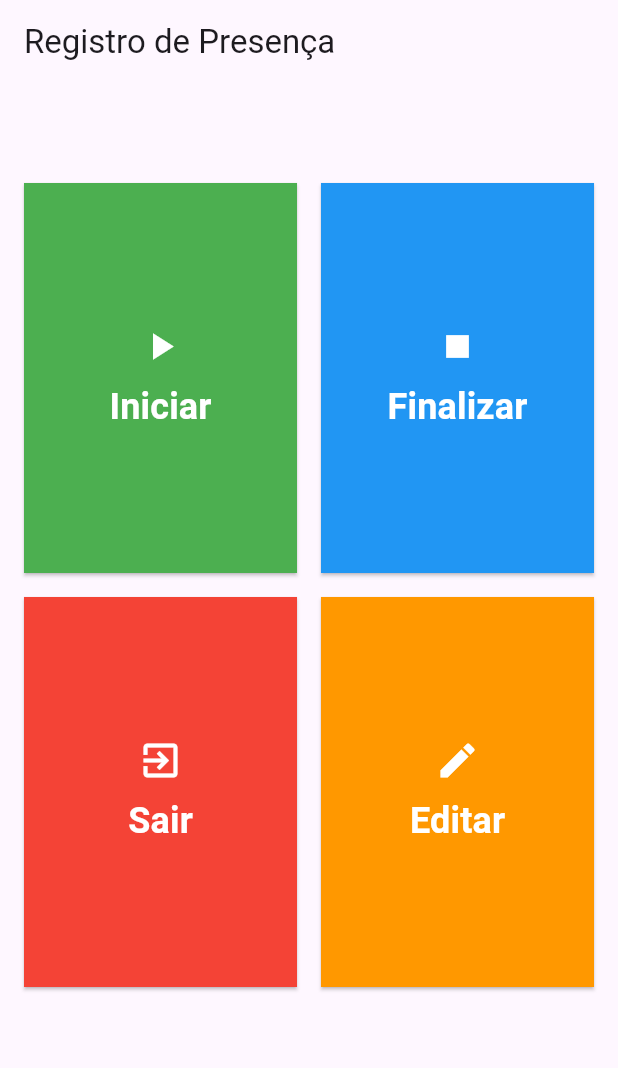
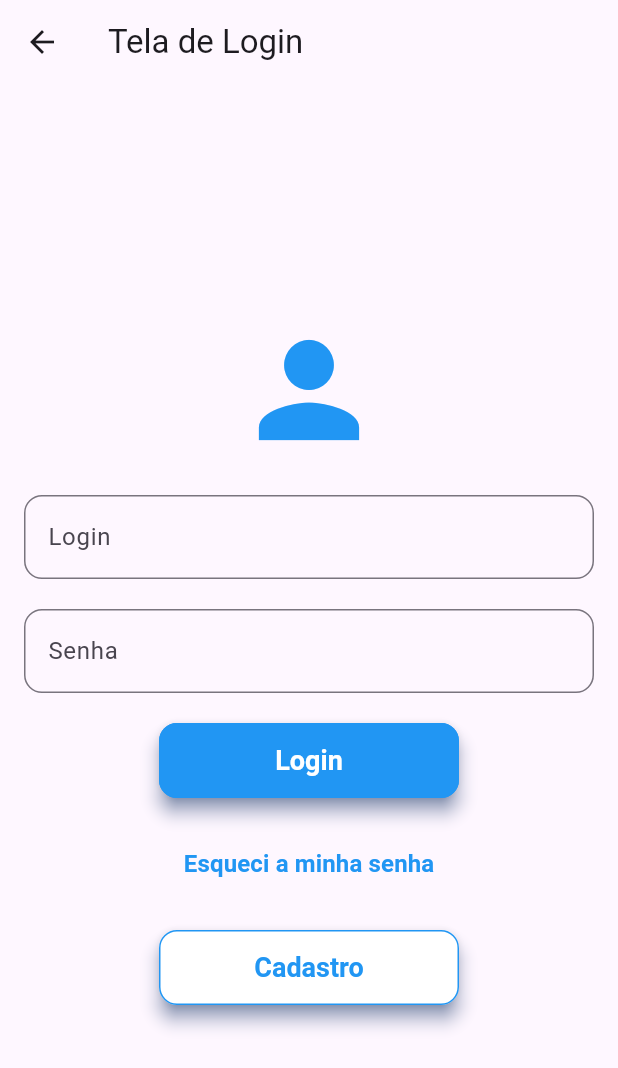
Before and after one commit to lsouza-dev/inspira-app, a Flutter app: the screen it shows after launch, after a tap on "Sair", on a phone screen of 412 x 824 dp. Shown: the top 1068 px of the screen. Run offline on Flutter 3.47's test engine with Material 3 defaults, Android fonts, the phone set to English and light mode, and no system bars.

Commit message:
Login Page

```diff
--- /dev/null
+++ b/lib/pages/login_page.dart
@@ -0,0 +1,122 @@
+import 'package:flutter/material.dart';
+
+class LoginPage extends StatefulWidget {
+  @override
+  _LoginPageState createState() => _LoginPageState();
+}
+
+class _LoginPageState extends State<LoginPage> {
+  final TextEditingController _loginController = TextEditingController();
+  final TextEditingController _senhaController = TextEditingController();
+
+  @override
+  Widget build(BuildContext context) {
+    return Scaffold(
+      appBar: AppBar(
+        title: Text('Tela de Login'),
+      ),
+      body: Center(
+        child: Padding(
+          padding: const EdgeInsets.all(16.0),
+          child: Column(
+            mainAxisAlignment: MainAxisAlignment.center,
+            children: <Widget>[
+              Icon(
+                Icons.person,
+                size: 100,
+                color: Colors.blue,
+              ),
+              SizedBox(height: 20),
+              TextField(
+                controller: _loginController,
+                decoration: InputDecoration(
+                  labelText: 'Login',
+                  border: OutlineInputBorder(
+                    borderRadius: BorderRadius.circular(12),
+                  ),
+                ),
+              ),
+              SizedBox(height: 20),
+              TextField(
+                controller: _senhaController,
+                obscureText: true,
+                decoration: InputDecoration(
+                  labelText: 'Senha',
+                  border: OutlineInputBorder(
+                    borderRadius: BorderRadius.circular(12),
+                  ),
+                ),
+              ),
+              SizedBox(height: 20),
+              ElevatedButton(
+                onPressed: () {
+                  // Lógica para enviar os dados de login
+                },
+                style: ElevatedButton.styleFrom(
+                  minimumSize: Size(200, 50),
+                  backgroundColor: Colors.blue,
+                  shadowColor: Colors.blue[900],
+                  elevation: 5,
+                  shape: RoundedRectangleBorder(
+                    borderRadius: BorderRadius.circular(12),
+                    side: BorderSide(color: Colors.blue),
+                  ),
+                  textStyle: TextStyle(
+                    fontSize: 18, // Tamanho da fonte maior
+                    fontWeight: FontWeight.bold,
+                  ),
+                ),
+                child: Text(
+                  'Login',
+                  style: TextStyle(
+                    color: Colors.white, // Garantir que o texto seja branco
+                  ),
+                ),
+              ),
+              SizedBox(height: 20),
+              TextButton(
+                onPressed: () {
+                  // Lógica para recuperação de senha
+                },
+                child: Text(
+                  'Esqueci a minha senha',
+                  style: TextStyle(
+                    color: Colors.blue,
+                    fontSize: 16, // Tamanho da fonte
+                    fontWeight: FontWeight.bold,
+                  ),
+                ),
+              ),
+              SizedBox(height: 20),
+              ElevatedButton(
+                onPressed: () {
+                  // Lógica para cadastro
+                },
+                style: ElevatedButton.styleFrom(
+                  minimumSize: Size(200, 50),
+                  backgroundColor: Colors.white,
+                  shadowColor: Colors.blue[900],
+                  elevation: 5,
+                  shape: RoundedRectangleBorder(
+                    borderRadius: BorderRadius.circular(12),
+                    side: BorderSide(color: Colors.blue),
+                  ),
+                  textStyle: TextStyle(
+                    fontSize: 18, // Tamanho da fonte maior
+                    fontWeight: FontWeight.bold,
+                  ),
+                ),
+                child: Text(
+                  'Cadastro',
+                  style: TextStyle(
+                    color: Colors.blue, // Garantir que o texto seja branco
+                  ),
+                ),
+              ),
+            ],
+          ),
+        ),
+      ),
+    );
+  }
+}
--- a/lib/pages/menu_page.dart
+++ b/lib/pages/menu_page.dart
@@ -1,4 +1,5 @@
 import 'package:flutter/material.dart';
+import 'package:inspiraapp/pages/login_page.dart';
 import 'package:inspiraapp/pages/registration_page,.dart';
 
 class MenuPage extends StatelessWidget {
@@ -86,7 +87,7 @@ void navigateToPage(BuildContext context, Widget page) {
                 ),
                 ElevatedButton(
                   onPressed: () {
-                    // Lógica para sair
+                    navigateToPage(context,LoginPage());
                   },
                   style: ElevatedButton.styleFrom(
                     backgroundColor: Colors.red,
```
